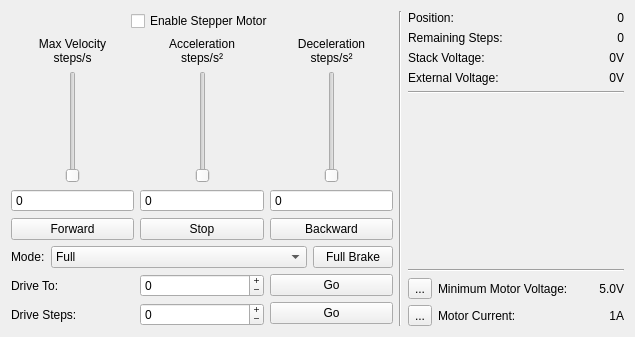
First picture: the form in src/brickv/plugin_system/plugins/stepper/ui/stepper.ui, repository Tinkerforge/brickv, before the edit.
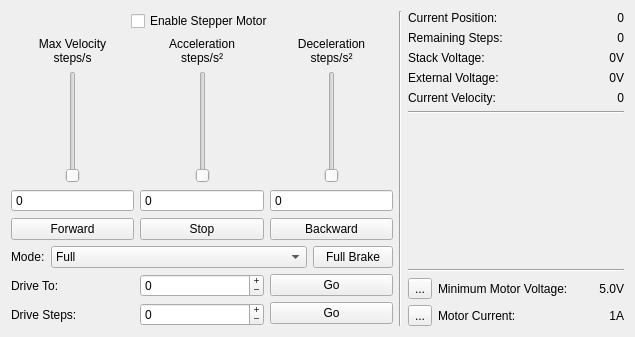
Second picture: the form after the edit. Custom widgets are drawn as their Qt base class.

Commit message: stepper: Add current velocity label

```diff
--- a/src/brickv/plugin_system/plugins/stepper/ui/stepper.ui
+++ b/src/brickv/plugin_system/plugins/stepper/ui/stepper.ui
@@ -500,7 +500,7 @@
          <item>
           <widget class="QLabel" name="position_text_label">
            <property name="text">
-            <string>Position:</string>
+            <string>Current Position:</string>
            </property>
           </widget>
          </item>
@@ -579,6 +579,27 @@
          </item>
         </layout>
        </item>
+       <item>
+        <layout class="QHBoxLayout" name="horizontalLayout_15">
+         <item>
+          <widget class="QLabel" name="label_13">
+           <property name="text">
+            <string>Current Velocity:</string>
+           </property>
+          </widget>
+         </item>
+         <item>
+          <widget class="QLabel" name="current_velocity_label">
+           <property name="text">
+            <string>0</string>
+           </property>
+           <property name="alignment">
+            <set>Qt::AlignRight|Qt::AlignTrailing|Qt::AlignVCenter</set>
+           </property>
+          </widget>
+         </item>
+        </layout>
+       </item>
        <item>
         <widget class="Line" name="line">
          <property name="orientation">
@@ -586,6 +607,29 @@
          </property>
         </widget>
        </item>
+       <item>
+        <spacer name="verticalSpacer_2">
+         <property name="orientation">
+          <enum>Qt::Vertical</enum>
+         </property>
+         <property name="sizeHint" stdset="0">
+          <size>
+           <width>20</width>
+           <height>0</height>
+          </size>
+         </property>
+        </spacer>
+       </item>
+       <item>
+        <widget class="SpeedoMeter" name="speedometer" native="true">
+         <property name="minimumSize">
+          <size>
+           <width>0</width>
+           <height>20</height>
+          </size>
+         </property>
+        </widget>
+       </item>
        <item>
         <spacer name="verticalSpacer">
          <property name="orientation">
@@ -594,7 +638,7 @@
          <property name="sizeHint" stdset="0">
           <size>
            <width>20</width>
-           <height>40</height>
+           <height>0</height>
           </size>
          </property>
         </spacer>
@@ -674,6 +718,14 @@
    </item>
   </layout>
  </widget>
+ <customwidgets>
+  <customwidget>
+   <class>SpeedoMeter</class>
+   <extends>QWidget</extends>
+   <header location="global">brickv.plugin_system.plugins.stepper.speedometer</header>
+   <container>1</container>
+  </customwidget>
+ </customwidgets>
  <resources/>
  <connections/>
 </ui>
```
The commit also changes 1 other file.
